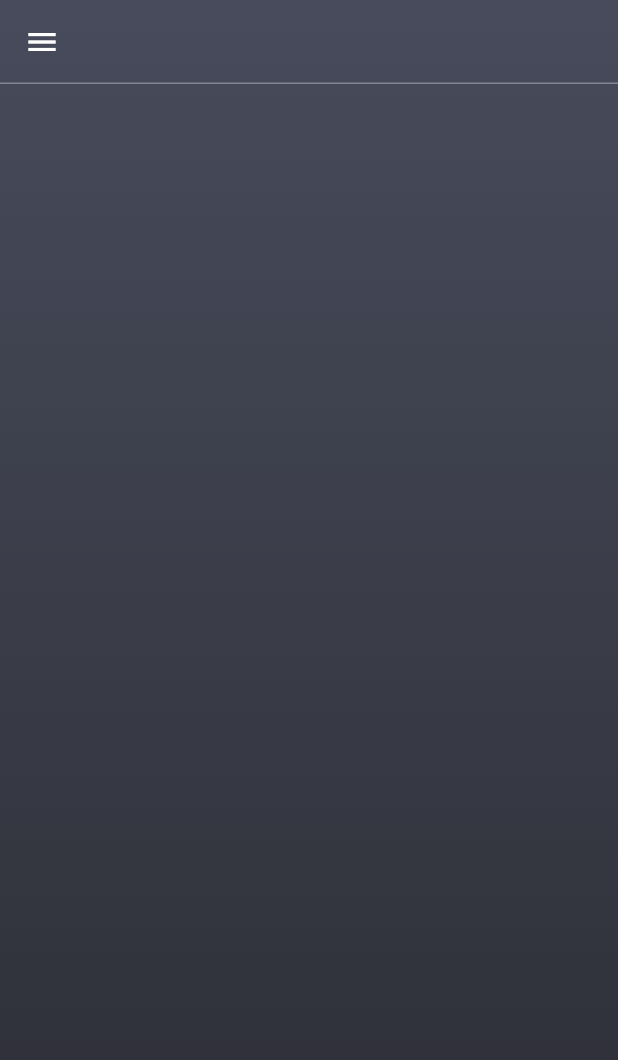
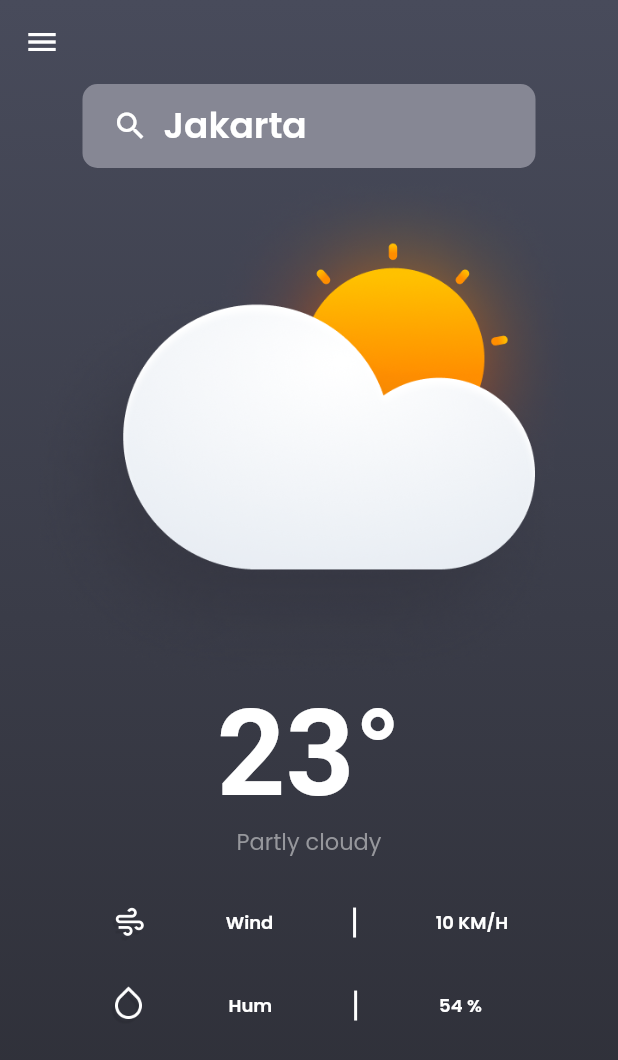
Before and after one commit to tirta-raa/weather, a Flutter app: the screen it shows after launch, on a phone screen of 412 x 824 dp. Shown: the top 1060 px of the screen. Run offline on Flutter 3.47's test engine with Material 2 defaults, Android fonts, the phone set to English and light mode, and no system bars; our stand-ins replace get, google_fonts, percent_indicator; Roboto replaces fonts that are missing (Overpass).

Commit message:
fetch home

```diff
--- a/lib/ui/pages/general_pages/drawer_page.dart
+++ b/lib/ui/pages/general_pages/drawer_page.dart
@@ -1,13 +1,13 @@
 part of '../pages.dart';
 
-class DrawerScreen extends StatefulWidget {
-  const DrawerScreen({Key? key}) : super(key: key);
+class DrawerPage extends StatefulWidget {
+  const DrawerPage({Key? key}) : super(key: key);
 
   @override
-  _DrawerScreenState createState() => _DrawerScreenState();
+  _DrawerPageState createState() => _DrawerPageState();
 }
 
-class _DrawerScreenState extends State<DrawerScreen> {
+class _DrawerPageState extends State<DrawerPage> {
   @override
   Widget build(BuildContext context) {
     //
--- a/lib/ui/pages/home_page.dart
+++ b/lib/ui/pages/home_page.dart
@@ -15,17 +15,146 @@ class _HomePageState extends State<HomePage> {
       appBar: AppBar(
         backgroundColor: Colors.transparent,
         elevation: 0,
-        shape: Border(
-          bottom: BorderSide(
-            color: greyColor,
-            width: 1,
-          ),
-        ),
       ),
-      drawer: DrawerScreen(),
+      drawer: const DrawerPage(),
       body: Stack(
         children: [
           linierColor(),
+          ListView(
+            children: [
+              Container(
+                margin: const EdgeInsets.symmetric(horizontal: 25),
+                child: Column(
+                  mainAxisAlignment: MainAxisAlignment.center,
+                  children: [
+                    Container(
+                      width: double.infinity,
+                      margin: const EdgeInsets.symmetric(horizontal: 30),
+                      padding: const EdgeInsets.symmetric(
+                          vertical: 10, horizontal: 20),
+                      decoration: BoxDecoration(
+                        color: greyColor,
+                        borderRadius: BorderRadius.circular(10),
+                      ),
+                      child: Row(
+                        mainAxisAlignment: MainAxisAlignment.start,
+                        children: [
+                          Icon(
+                            Icons.search,
+                            color: Colors.white,
+                          ),
+                          SizedBox(width: 10),
+                          Text(
+                            'Jakarta',
+                            style: whiteTextStyle2.copyWith(fontSize: 24),
+                          ),
+                        ],
+                      ),
+                    ),
+                    Image.asset(
+                      'assets/suncloud2d.png',
+                      width: double.infinity,
+                      fit: BoxFit.cover,
+                    ),
+                    Container(
+                      margin: const EdgeInsets.symmetric(horizontal: 20),
+                      padding: const EdgeInsets.symmetric(horizontal: 20),
+                      width: double.infinity,
+                      child: Column(
+                        crossAxisAlignment: CrossAxisAlignment.center,
+                        children: [
+                          Text(
+                            '23°',
+                            style: GoogleFonts.overpass().copyWith(
+                              fontSize: 80,
+                              color: Colors.white,
+                              fontWeight: FontWeight.w600,
+                            ),
+                          ),
+                          Text(
+                            'Partly cloudy',
+                            style: whiteTextStyle1.copyWith(
+                              fontSize: 15,
+                              color: lightGreyColor,
+                            ),
+                          ),
+                          const SizedBox(
+                            height: 30,
+                          ),
+                          Row(
+                            mainAxisAlignment: MainAxisAlignment.spaceAround,
+                            children: [
+                              Image.asset(
+                                'assets/windy.png',
+                                width: 24,
+                              ),
+                              const SizedBox(
+                                width: 20,
+                              ),
+                              Text(
+                                'Wind',
+                                style: whiteTextStyle2,
+                              ),
+                              const SizedBox(
+                                width: 20,
+                              ),
+                              Container(
+                                width: 2,
+                                height: 20,
+                                color: Colors.white,
+                              ),
+                              const SizedBox(
+                                width: 20,
+                              ),
+                              Text(
+                                '10 KM/H',
+                                style: whiteTextStyle2,
+                              ),
+                            ],
+                          ),
+                          const SizedBox(
+                            height: 30,
+                          ),
+                          Row(
+                            mainAxisAlignment: MainAxisAlignment.spaceAround,
+                            children: [
+                              Image.asset(
+                                'assets/hum.png',
+                                width: 24,
+                                fit: BoxFit.cover,
+                              ),
+                              const SizedBox(
+                                width: 20,
+                              ),
+                              Text(
+                                'Hum',
+                                style: whiteTextStyle2,
+                              ),
+                              const SizedBox(
+                                width: 20,
+                              ),
+                              Container(
+                                width: 2,
+                                height: 20,
+                                color: Colors.white,
+                              ),
+                              const SizedBox(
+                                width: 20,
+                              ),
+                              Text(
+                                '54 %      ',
+                                style: whiteTextStyle2,
+                              ),
+                            ],
+                          ),
+                        ],
+                      ),
+                    ),
+                  ],
+                ),
+              ),
+            ],
+          ),
         ],
       ),
     );
--- a/lib/ui/pages/pages.dart
+++ b/lib/ui/pages/pages.dart
@@ -1,13 +1,14 @@
 import 'dart:async';
 
 import 'package:flutter/material.dart';
+import 'package:google_fonts/google_fonts.dart';
 import 'package:percent_indicator/percent_indicator.dart';
 import 'package:weather/shared.dart/shared.dart';
 import 'package:get/get.dart';
 import 'package:weather/ui/widgets/widgets.dart';
 
 part 'intoduce_pages/splash_screen_page.dart';
-part 'ilustration_page.dart';
+part 'general_pages/ilustration_page.dart';
 part 'intoduce_pages/first_introduce_page.dart';
 part 'sign_pages/sign_in_page.dart';
 part 'intoduce_pages/second_introduce_page.dart';
@@ -15,4 +16,4 @@ part 'intoduce_pages/third_introduce_page.dart';
 part 'intoduce_pages/fourth_introduce_page.dart';
 part 'sign_pages/sign_up_page.dart';
 part 'home_page.dart';
-part 'drawer_page.dart';
+part 'general_pages/drawer_page.dart';
```
Also changed, not shown: pubspec.yaml (+7 -1 lines), assets/hum.png (added), assets/windy.png (added), pubspec.lock.
